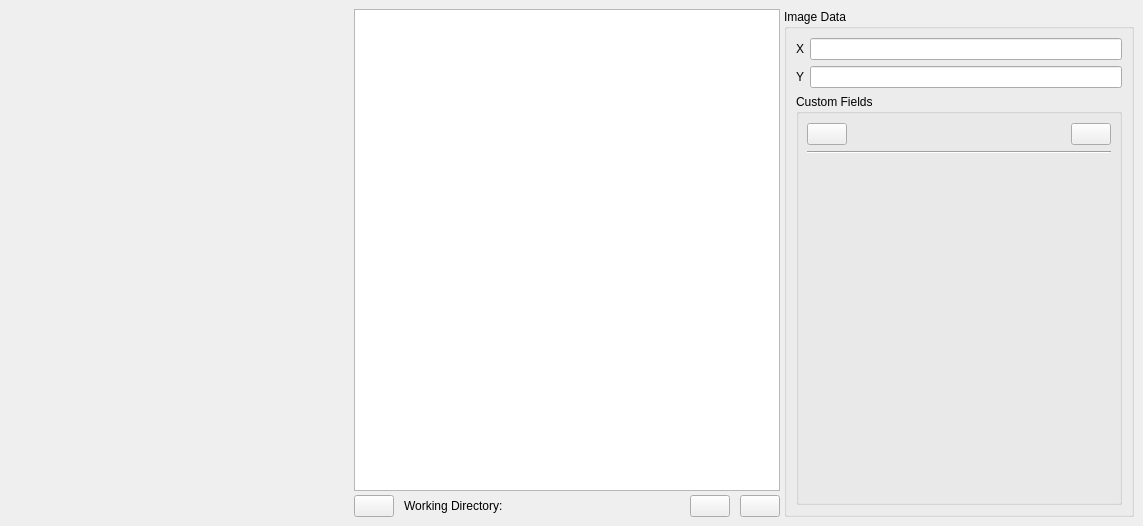
This is ddg/central_widget.ui in persts/DotDotGoose as Qt 5 draws it before an edit. The edited form follows.
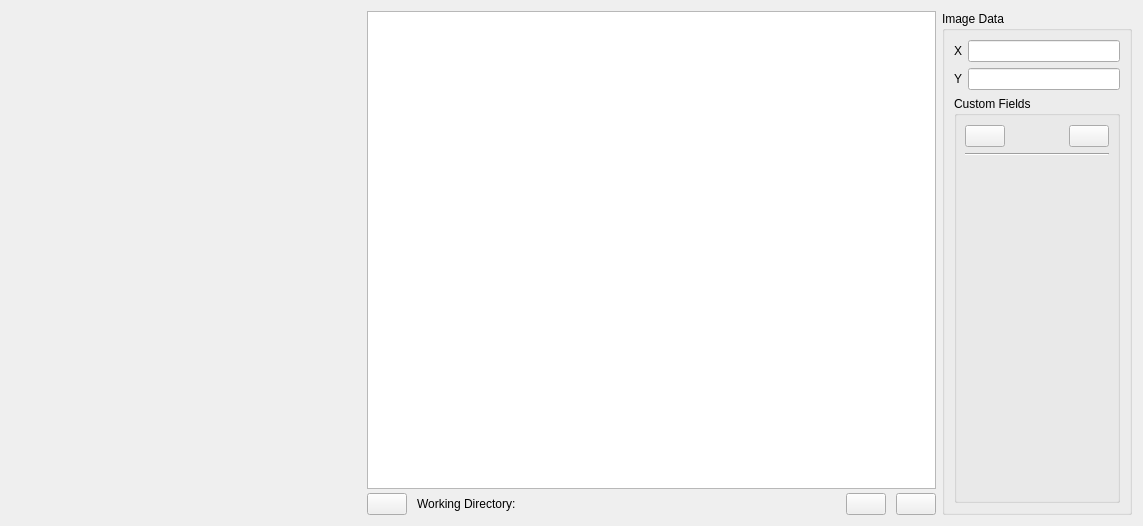
This is the edited form. Icons and pictures are not drawn. Custom widgets are drawn as their Qt base class.

Commit message: GUI enhancement to hide custom field frame

What changed in the file:
```diff
--- a/ddg/central_widget.ui
+++ b/ddg/central_widget.ui
@@ -13,30 +13,12 @@
   <property name="windowTitle">
    <string>Form</string>
   </property>
-  <layout class="QGridLayout" name="gridLayout">
-   <property name="leftMargin">
-    <number>0</number>
-   </property>
-   <property name="topMargin">
-    <number>9</number>
-   </property>
-   <property name="rightMargin">
-    <number>9</number>
-   </property>
-   <property name="bottomMargin">
-    <number>9</number>
-   </property>
-   <property name="horizontalSpacing">
-    <number>4</number>
-   </property>
-   <property name="verticalSpacing">
-    <number>0</number>
-   </property>
-   <item row="0" column="0" rowspan="2">
+  <layout class="QHBoxLayout" name="horizontalLayout_5">
+   <item>
     <widget class="QFrame" name="framePointWidget">
      <property name="sizePolicy">
       <sizepolicy hsizetype="Fixed" vsizetype="Preferred">
-       <horstretch>0</horstretch>
+       <horstretch>1</horstretch>
        <verstretch>0</verstretch>
       </sizepolicy>
      </property>
@@ -80,10 +62,40 @@
      </layout>
     </widget>
    </item>
-   <item row="0" column="1">
+   <item>
+    <widget class="QFrame" name="frameCenter">
+     <property name="sizePolicy">
+      <sizepolicy hsizetype="Preferred" vsizetype="Preferred">
+       <horstretch>3</horstretch>
+       <verstretch>0</verstretch>
+      </sizepolicy>
+     </property>
+     <property name="frameShape">
+      <enum>QFrame::NoFrame</enum>
+     </property>
+     <property name="frameShadow">
+      <enum>QFrame::Raised</enum>
+     </property>
+     <layout class="QVBoxLayout" name="verticalLayout_4">
+      <property name="spacing">
+       <number>0</number>
+      </property>
+      <property name="leftMargin">
+       <number>0</number>
+      </property>
+      <property name="topMargin">
+       <number>0</number>
+      </property>
+      <property name="rightMargin">
+       <number>0</number>
+      </property>
+      <property name="bottomMargin">
+       <number>0</number>
+      </property>
+      <item>
     <widget class="CentralGraphicsView" name="graphicsView"/>
    </item>
-   <item row="1" column="1">
+      <item>
     <layout class="QHBoxLayout" name="horizontalLayout">
      <property name="spacing">
       <number>10</number>
@@ -180,17 +192,50 @@
      </item>
     </layout>
    </item>
-   <item row="0" column="2" rowspan="2">
+     </layout>
+    </widget>
+   </item>
+   <item>
+    <widget class="QFrame" name="frameCustomField">
+     <property name="sizePolicy">
+      <sizepolicy hsizetype="Preferred" vsizetype="Preferred">
+       <horstretch>1</horstretch>
+       <verstretch>0</verstretch>
+      </sizepolicy>
+     </property>
+     <property name="frameShape">
+      <enum>QFrame::NoFrame</enum>
+     </property>
+     <property name="frameShadow">
+      <enum>QFrame::Raised</enum>
+     </property>
+     <layout class="QVBoxLayout" name="verticalLayout_5">
+      <property name="spacing">
+       <number>0</number>
+      </property>
+      <property name="leftMargin">
+       <number>0</number>
+      </property>
+      <property name="topMargin">
+       <number>0</number>
+      </property>
+      <property name="rightMargin">
+       <number>0</number>
+      </property>
+      <property name="bottomMargin">
+       <number>0</number>
+      </property>
+      <item>
     <widget class="QGroupBox" name="groupBoxImageData">
      <property name="minimumSize">
       <size>
-       <width>350</width>
+          <width>0</width>
        <height>0</height>
       </size>
      </property>
      <property name="maximumSize">
       <size>
-       <width>350</width>
+          <width>16777215</width>
        <height>16777215</height>
       </size>
      </property>
@@ -329,6 +374,9 @@
            <property name="frameShadow">
             <enum>QFrame::Plain</enum>
            </property>
+             </widget>
+            </item>
+           </layout>
           </widget>
          </item>
         </layout>
```
Lines whose indentation alone changed are shown as unchanged. The commit also changes 5 other files.
